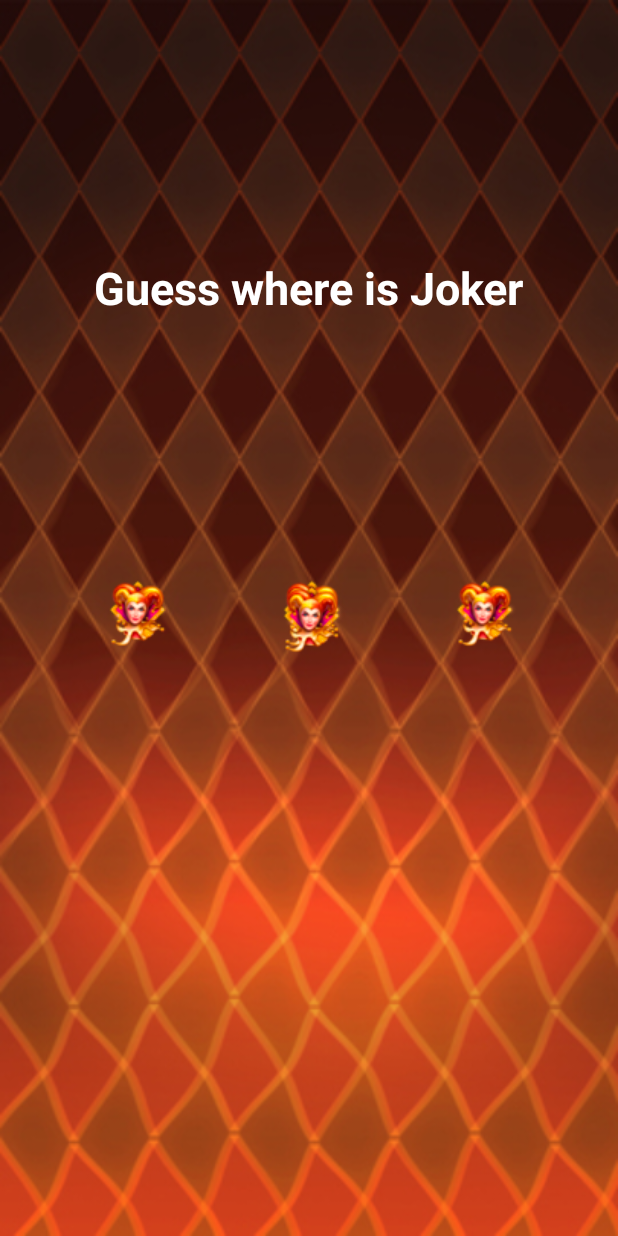
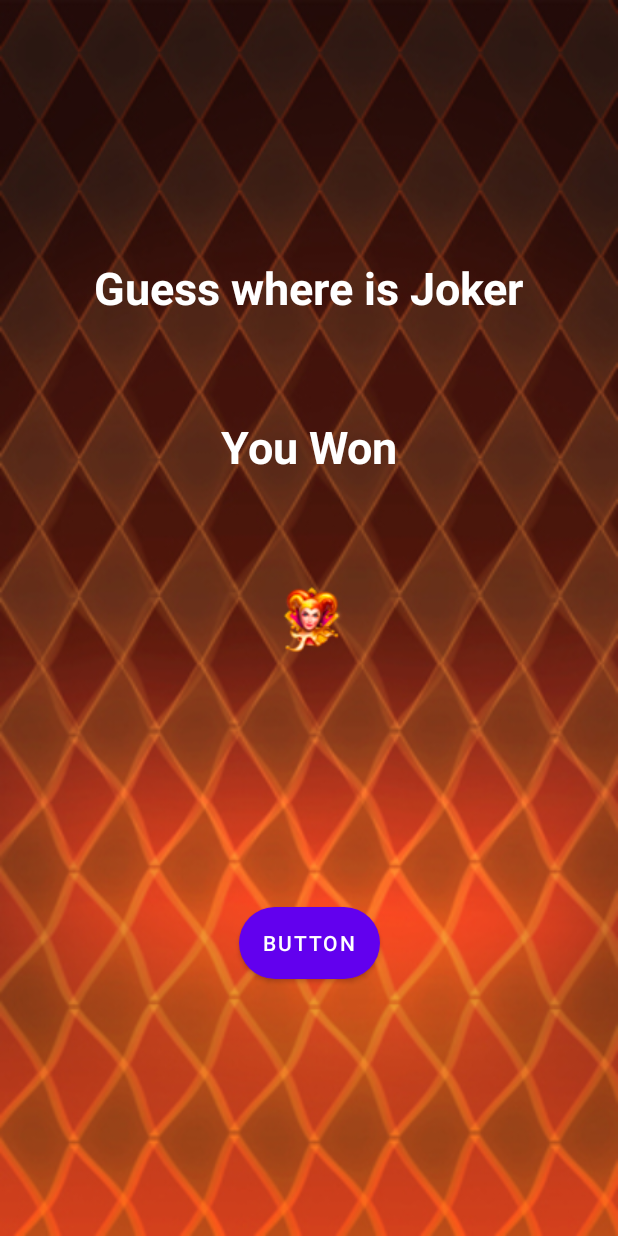
Before and after one commit to Trident-Apps/FireJoker, an Android app: the GameFragment screen opened through its navigation route, after a tap on an icon or button, on a phone screen of 412 x 824 dp. Run offline under Robolectric (Android 15) with nearby library versions, the phone set to English and light mode, and no system bars; our stand-ins replace AdMob; libraries missing offline, so code that uses them is left out: com.appsflyer, com.facebook.applinks, com.google.android.gms, com.onesignal; 5 statements that could not run were skipped.

Commit message:
fixed game

```diff
--- a/app/src/main/java/mark/via/ui/fragments/GameFragment.kt
+++ b/app/src/main/java/mark/via/ui/fragments/GameFragment.kt
@@ -33,31 +33,28 @@ class GameFragment : Fragment() {
             binding.imageView, binding.imageView2, binding.imageView3,
         ).forEach { imageView ->
             imageView.setOnClickListener {
-                onClick(view as ImageView)
+                playGame()
             }
         }
-
         binding.gameBtn.setOnClickListener {
             repeatGame()
         }
     }
 
-    private fun onClick(view: View) {
+    private fun playGame() {
 
         showResult()
-
         val randomList = listOf(1, 2, 3).shuffled()
-        Log.d(TAG, randomList[0].toString())
         if (randomList[0] == 1) {
+            binding.imageView4.visibility = View.VISIBLE
+            binding.resultText.visibility = View.VISIBLE
             binding.imageView4.setImageResource(R.drawable.ic3)
+            binding.resultText.text = "You Won"
+        } else {
             binding.imageView4.visibility = View.VISIBLE
-            binding.resultText.text = "You Won"
             binding.resultText.visibility = View.VISIBLE
-        } else {
             binding.imageView4.setImageResource(R.drawable.ic1)
-            binding.imageView4.visibility = View.VISIBLE
             binding.resultText.text = "You Loose"
-            binding.resultText.visibility = View.VISIBLE
         }
     }
 
@@ -72,6 +69,7 @@ class GameFragment : Fragment() {
         binding.imageView.visibility = View.VISIBLE
         binding.imageView2.visibility = View.VISIBLE
         binding.imageView3.visibility = View.VISIBLE
+        binding.imageView4.visibility = View.INVISIBLE
         binding.gameBtn.visibility = View.INVISIBLE
         binding.gameBtn.visibility = View.INVISIBLE
     }
--- a/app/src/main/res/layout/game_fragment.xml
+++ b/app/src/main/res/layout/game_fragment.xml
@@ -1,8 +1,8 @@
 <?xml version="1.0" encoding="utf-8"?>
 <androidx.constraintlayout.widget.ConstraintLayout xmlns:android="http://schemas.android.com/apk/res/android"
+    xmlns:app="http://schemas.android.com/apk/res-auto"
     android:layout_width="match_parent"
     android:layout_height="match_parent"
-    xmlns:app="http://schemas.android.com/apk/res-auto"
     android:background="@drawable/game_screen">
 
     <Button
@@ -35,8 +35,7 @@
         app:layout_constraintEnd_toStartOf="@id/imageView3"
         app:layout_constraintStart_toEndOf="@id/imageView"
         app:layout_constraintTop_toBottomOf="@id/game_text"
-        app:srcCompat="@drawable/ic3"
-        />
+        app:srcCompat="@drawable/ic3" />
 
     <ImageView
         android:id="@+id/imageView3"
@@ -48,6 +47,16 @@
         app:layout_constraintTop_toBottomOf="@+id/game_text"
         app:srcCompat="@drawable/ic3" />
 
+    <ImageView
+        android:id="@+id/imageView4"
+        android:layout_width="wrap_content"
+        android:layout_height="wrap_content"
+        android:visibility="invisible"
+        app:layout_constraintBottom_toBottomOf="parent"
+        app:layout_constraintEnd_toEndOf="parent"
+        app:layout_constraintStart_toStartOf="parent"
+        app:layout_constraintTop_toTopOf="parent"
+        app:srcCompat="@drawable/ic3" />
     <TextView
         android:id="@+id/game_text"
         style="@style/game_text_style"
@@ -59,23 +68,14 @@
         app:layout_constraintStart_toStartOf="parent"
         app:layout_constraintTop_toTopOf="parent" />
 
-    <ImageView
-        android:id="@+id/imageView4"
-        android:layout_width="wrap_content"
-        android:layout_height="wrap_content"
-        app:layout_constraintBottom_toBottomOf="parent"
-        app:layout_constraintEnd_toEndOf="parent"
-        app:layout_constraintStart_toStartOf="parent"
-        app:layout_constraintTop_toTopOf="parent"
-        app:srcCompat="@drawable/ic3" />
 
     <TextView
         android:id="@+id/result_text"
+        style="@style/game_text_style"
         android:layout_width="wrap_content"
         android:layout_height="wrap_content"
-        style="@style/game_text_style"
+        android:text="TextView"
         android:visibility="invisible"
-        android:text="TextView"
         app:layout_constraintBottom_toTopOf="@+id/imageView2"
         app:layout_constraintEnd_toEndOf="parent"
         app:layout_constraintStart_toStartOf="parent"
```
